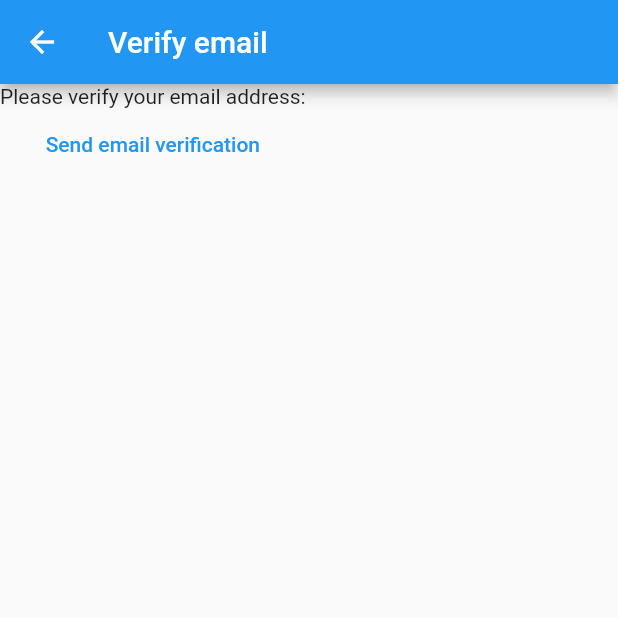
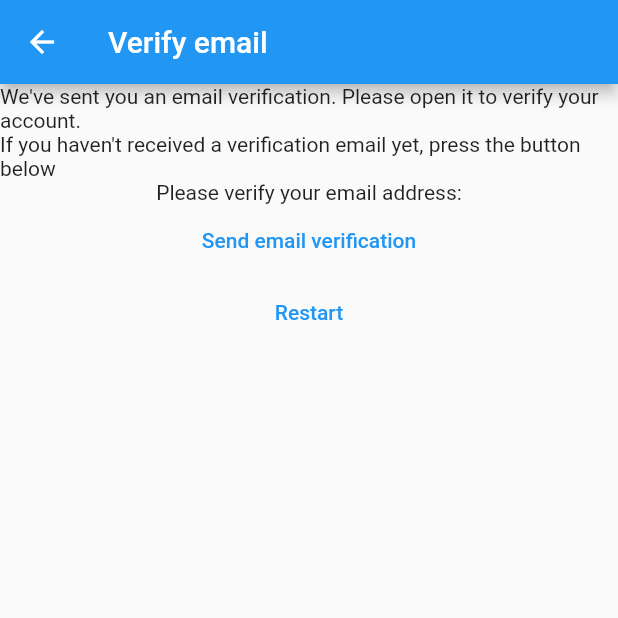
Before and after one commit to MateusSouzaDaSilva/mynotes, a Flutter app: the VerifyEmailView screen opened directly, on a phone screen of 412 x 824 dp, the top half of it. Run offline on Flutter 3.47's test engine with Material 2 defaults, Android fonts, the phone set to English and light mode, and no system bars; our stand-ins replace firebase_auth, firebase_core; accounts and stored records are empty.

Commit message:
verify email before proceeding to the main UI

```diff
--- a/lib/constants/routes.dart
+++ b/lib/constants/routes.dart
@@ -1,3 +1,4 @@
 const loginRoute = '/login/';
 const registerRoute = '/register/';
 const notesRoute = '/notes/';
+const verifyEmailRoute = '/verify-email/';
--- a/lib/main.dart
+++ b/lib/main.dart
@@ -6,7 +6,7 @@ import 'package:mynotes/views/login_view.dart';
 import 'package:mynotes/views/register_view.dart';
 import 'package:mynotes/views/verify_email_view.dart';
 import 'firebase_options.dart';
-import 'dart:developer' as devtools show log;
+
 
 void main() {
   WidgetsFlutterBinding.ensureInitialized();
@@ -20,7 +20,8 @@ void main() {
       routes: {
         loginRoute: (context) => const LoginView(),
         registerRoute: (context) => const RegisterView(),
-        notesRoute:(context) => const NotesView(),
+        notesRoute: (context) => const NotesView(),
+        verifyEmailRoute:(context) => const VerifyEmailView(),
       },
     ),
   );
--- a/lib/views/verify_email_view.dart
+++ b/lib/views/verify_email_view.dart
@@ -1,5 +1,6 @@
 import 'package:firebase_auth/firebase_auth.dart';
 import 'package:flutter/material.dart';
+import 'package:mynotes/constants/routes.dart';
 
 class VerifyEmailView extends StatefulWidget {
   const VerifyEmailView({super.key});
@@ -14,6 +15,10 @@ class _VerifyEmailViewState extends State<VerifyEmailView> {
     return Scaffold(
       appBar: AppBar(title: const Text('Verify email')),
       body: Column(children: [
+        const Text(
+            "We've sent you an email verification. Please open it to verify your account."),
+        const Text(
+            "If you haven't received a verification email yet, press the button below"),
         const Text('Please verify your email address:'),
         TextButton(
             onPressed: () async {
@@ -21,6 +26,16 @@ class _VerifyEmailViewState extends State<VerifyEmailView> {
               await user?.sendEmailVerification();
             },
             child: const Text('Send email verification')),
+        TextButton(
+          onPressed: () async {
+            await FirebaseAuth.instance.signOut();
+            Navigator.of(context).pushNamedAndRemoveUntil(
+              registerRoute,
+              (route) => false,
+            );
+          },
+          child: const Text('Restart'),
+        )
       ]),
     );
   }
```
Also changed, not shown: lib/views/register_view.dart (+30 -12 lines).
